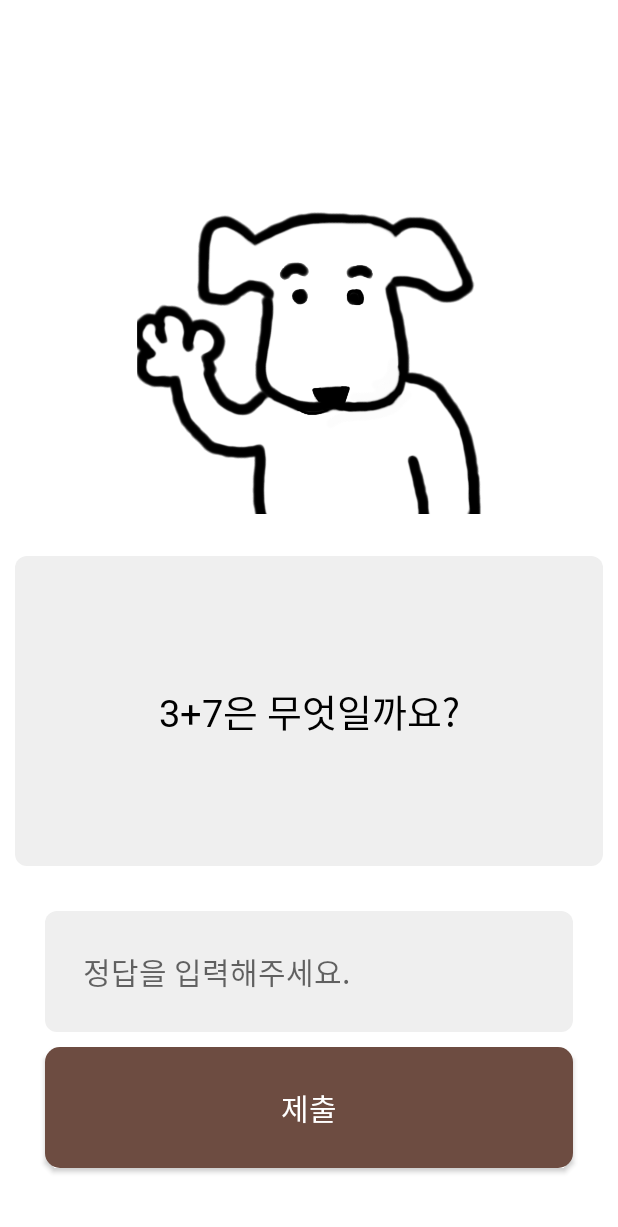
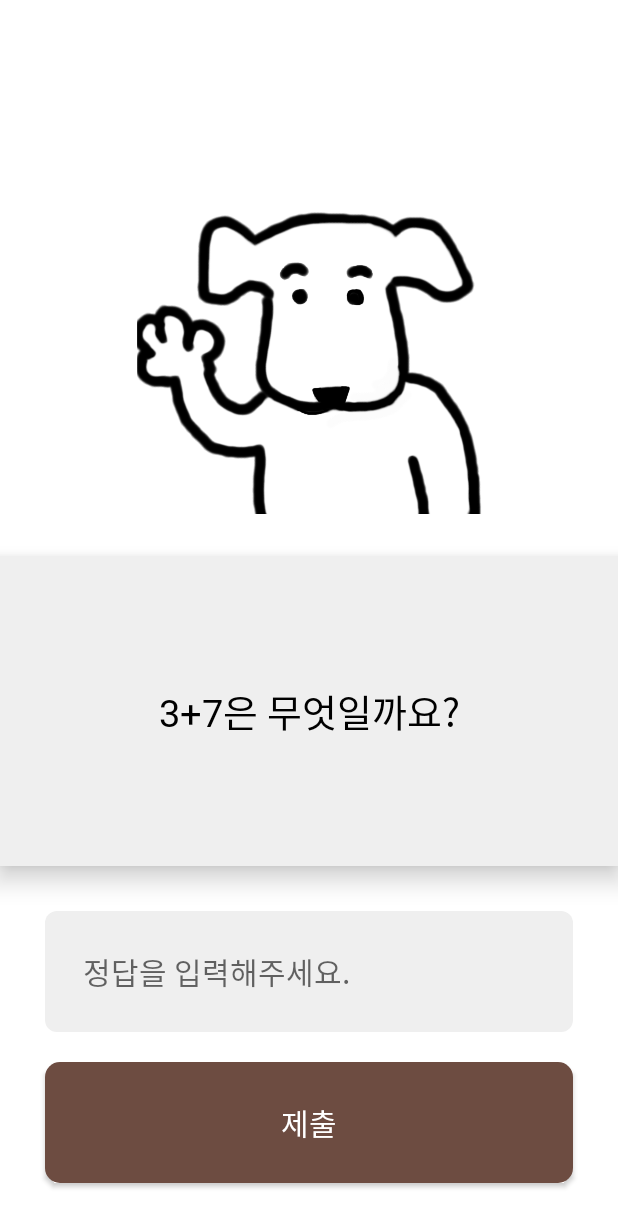
Before and after one commit to samgashyeong/Hackathon, an Android app: the QuizActivity screen opened directly, with no data from a screen before it, on a phone screen of 412 x 824 dp. Shown: the top 1227 px of the screen. Run offline under Robolectric (Android 15) with nearby library versions, the phone set to English and light mode, and no system bars; our stand-ins replace data binding.

Commit message:
code clear

```diff
--- a/app/src/main/res/layout/activity_quiz.xml
+++ b/app/src/main/res/layout/activity_quiz.xml
@@ -35,9 +35,8 @@
             android:id="@+id/quiz_tv1"
             android:layout_width="match_parent"
             android:layout_height="wrap_content"
-            android:layout_marginStart="10sp"
-            android:layout_marginEnd="10sp"
-            android:background="@drawable/etv_design_1"
+            android:background="#efefef"
+            android:elevation="10sp"
             android:fontFamily="@font/nanumsquare_ac_r"
             android:gravity="center"
             android:hint="이것은 동쪽을 묻는데 서쪽으로 대답한다는 뜻으로 묻는 말에 전혀 맞지 않는 엉뚱한 대답을 의미하는 사자성어에요. \nㄷㅁㅅㄷ을 무엇일까요?"
@@ -56,11 +55,11 @@
             android:layout_marginStart="30sp"
             android:layout_marginTop="30sp"
             android:layout_marginEnd="30sp"
-            android:textCursorDrawable="@color/second_color"
             android:background="@drawable/etv_design_1"
             android:fontFamily="@font/nanumsquare_ac_r"
             android:hint="정답을 입력해주세요."
             android:padding="25sp"
+            android:textCursorDrawable="@color/second_color"
             android:textSize="20sp"
             app:layout_constraintEnd_toEndOf="parent"
             app:layout_constraintStart_toStartOf="parent"
@@ -70,7 +69,7 @@
             android:id="@+id/quiz_btn1"
             android:layout_width="0dp"
             android:layout_height="wrap_content"
-            android:layout_marginTop="10sp"
+            android:layout_marginTop="20sp"
             android:background="@drawable/btn_design_1"
             android:fontFamily="@font/nanumsquare_ac_r"
             android:padding="25sp"
@@ -85,15 +84,15 @@
             android:id="@+id/error_tv1"
             android:layout_width="0dp"
             android:layout_height="wrap_content"
+            android:layout_marginTop="10sp"
+            android:fontFamily="@font/nanumsquare_ac_r"
             android:gravity="center"
             android:text="정답이 틀렸어요. 다시 입력해주세요."
-            android:fontFamily="@font/nanumsquare_ac_r"
             android:textSize="15sp"
             android:visibility="gone"
             app:layout_constraintEnd_toEndOf="@id/answer_etv1"
             app:layout_constraintStart_toStartOf="@id/answer_etv1"
-            app:layout_constraintTop_toBottomOf="@id/quiz_btn1"
-            android:layout_marginTop="10sp"/>
+            app:layout_constraintTop_toBottomOf="@id/quiz_btn1" />
 
     </androidx.constraintlayout.widget.ConstraintLayout>
 
```
Also changed, not shown: app/src/main/java/com/example/hackathon/screen/quiz/QuizActivity.kt (+37 -26 lines), app/src/main/res/layout/activity_login.xml (+23 -27 lines), app/src/main/res/layout/activity_quiz_success.xml (+8 -10 lines), app/src/main/res/layout/activity_register.xml (+23 -24 lines).
